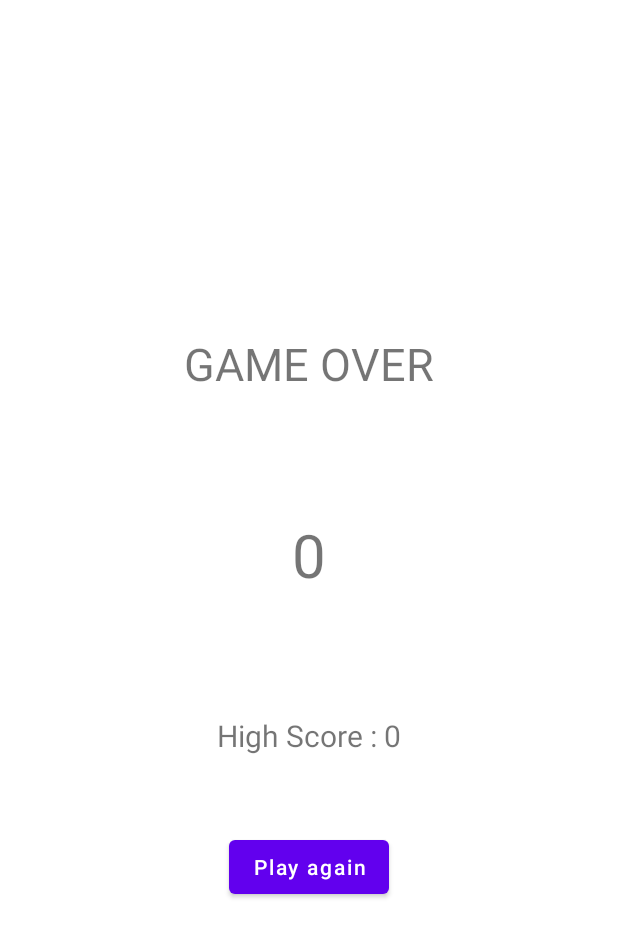
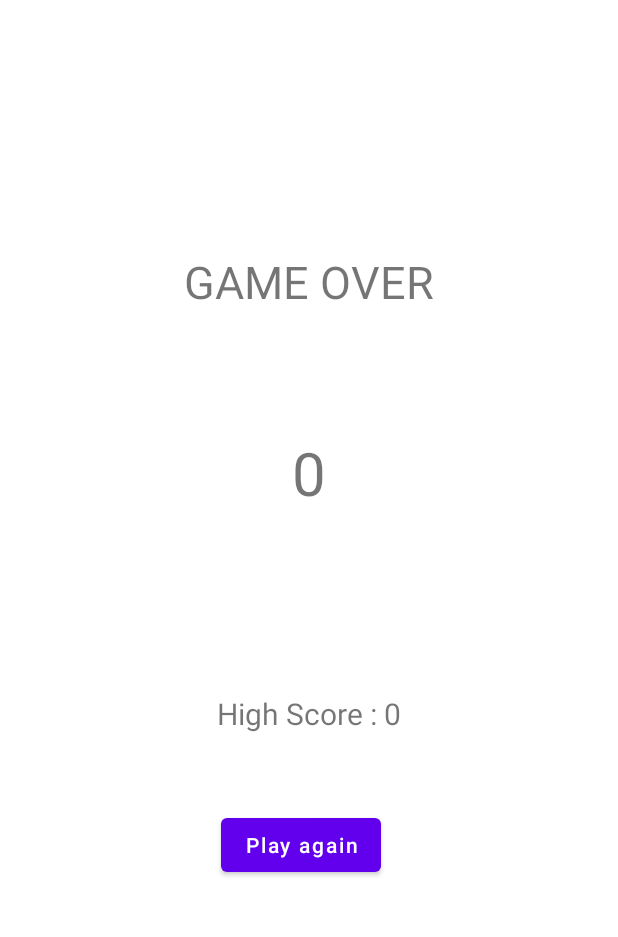
Before and after one commit to ochim/catch-the-ball, an Android app: the ResultActivity screen opened directly, with no data from a screen before it, on a phone screen of 412 x 824 dp. Shown: the top 937 px of the screen. Run offline under Robolectric (Android 15) with nearby library versions, the phone set to English and light mode, and no system bars; our stand-ins replace AdMob.

Commit message:
rewrite test adview of admob in start and result

```diff
--- a/app/src/main/java/com/example/catchtheball/ResultActivity.kt
+++ b/app/src/main/java/com/example/catchtheball/ResultActivity.kt
@@ -5,8 +5,12 @@ import android.os.Bundle
 import android.view.View
 import android.widget.TextView
 import androidx.appcompat.app.AppCompatActivity
+import com.google.android.gms.ads.AdRequest
+import com.google.android.gms.ads.AdView
+import com.google.android.gms.ads.MobileAds
 
 class ResultActivity : AppCompatActivity() {
+    lateinit var mAdView : AdView
 
     override fun onCreate(savedInstanceState: Bundle?) {
         super.onCreate(savedInstanceState)
@@ -26,6 +30,11 @@ class ResultActivity : AppCompatActivity() {
         } else {
             highScoreLabel.text = getString(R.string.high_score, highScore)
         }
+
+        MobileAds.initialize(this) {}
+        mAdView = findViewById(R.id.adView)
+        val adRequest = AdRequest.Builder().build()
+        mAdView.loadAd(adRequest)
     }
 
     fun tryAgain(view: View?) {
--- a/app/src/main/java/com/example/catchtheball/StartActivity.kt
+++ b/app/src/main/java/com/example/catchtheball/StartActivity.kt
@@ -14,9 +14,9 @@ class StartActivity : AppCompatActivity() {
     override fun onCreate(savedInstanceState: Bundle?) {
         super.onCreate(savedInstanceState)
         setContentView(R.layout.activity_start)
+
         MobileAds.initialize(this) {}
-
-        mAdView = this.findViewById(R.id.adView)
+        mAdView = findViewById(R.id.adView)
         val adRequest = AdRequest.Builder().build()
         mAdView.loadAd(adRequest)
     }
--- a/app/src/main/res/layout/activity_result.xml
+++ b/app/src/main/res/layout/activity_result.xml
@@ -1,41 +1,72 @@
 <?xml version="1.0" encoding="utf-8"?>
-<LinearLayout xmlns:android="http://schemas.android.com/apk/res/android"
+<androidx.constraintlayout.widget.ConstraintLayout xmlns:android="http://schemas.android.com/apk/res/android"
     xmlns:app="http://schemas.android.com/apk/res-auto"
     xmlns:tools="http://schemas.android.com/tools"
+    android:id="@+id/linearLayout"
     android:layout_width="match_parent"
     android:layout_height="match_parent"
-    tools:context=".ResultActivity"
-    android:orientation="vertical"
-    android:gravity="center">
+    android:gravity="center"
+    tools:context=".ResultActivity">
 
     <TextView
+        android:id="@+id/textView"
         android:layout_width="wrap_content"
         android:layout_height="wrap_content"
+        android:layout_marginTop="167dp"
         android:text="@string/game_over"
-        android:textSize="30sp"/>
+        android:textSize="30sp"
+        app:layout_constraintEnd_toEndOf="parent"
+        app:layout_constraintStart_toStartOf="parent"
+        app:layout_constraintTop_toTopOf="parent" />
 
     <TextView
         android:id="@+id/scoreLabel"
         android:layout_width="wrap_content"
         android:layout_height="wrap_content"
+        android:layout_marginTop="80dp"
+        android:layout_marginBottom="80dp"
         android:text="@string/result_score"
         android:textSize="40sp"
-        android:layout_marginTop="80dp"/>
+        app:layout_constraintBottom_toTopOf="@+id/highScoreLabel"
+        app:layout_constraintEnd_toEndOf="parent"
+        app:layout_constraintStart_toStartOf="parent"
+        app:layout_constraintTop_toBottomOf="@+id/textView" />
 
     <TextView
         android:id="@+id/highScoreLabel"
         android:layout_width="wrap_content"
         android:layout_height="wrap_content"
+        android:layout_marginTop="40dp"
         android:text="@string/high_score"
         android:textSize="20sp"
-        android:layout_marginTop="80dp"/>
+        app:layout_constraintTop_toBottomOf="@+id/scoreLabel"
+        app:layout_constraintBottom_toTopOf="@+id/button"
+        app:layout_constraintEnd_toEndOf="parent"
+        app:layout_constraintStart_toStartOf="parent" />
 
     <Button
+        android:id="@+id/button"
         android:layout_width="wrap_content"
         android:layout_height="wrap_content"
+        android:layout_marginTop="50dp"
+        android:layout_marginEnd="13dp"
+        android:onClick="tryAgain"
         android:text="@string/try_again"
         android:textAllCaps="false"
-        android:layout_marginTop="50dp"
-        android:onClick="tryAgain"/>
+        app:layout_constraintEnd_toEndOf="@+id/highScoreLabel"
+        app:layout_constraintTop_toBottomOf="@+id/highScoreLabel" />
 
-</LinearLayout>
+    <com.google.android.gms.ads.AdView
+        xmlns:ads="http://schemas.android.com/apk/res-auto"
+        android:id="@+id/adView"
+        android:layout_width="wrap_content"
+        android:layout_height="wrap_content"
+        android:layout_marginBottom="0dp"
+        ads:adSize="BANNER"
+        ads:adUnitId="ca-app-pub-3940256099942544/6300978111"
+        ads:layout_constraintBottom_toBottomOf="parent"
+        ads:layout_constraintEnd_toEndOf="parent"
+        ads:layout_constraintStart_toStartOf="parent" />
+
+
+</androidx.constraintlayout.widget.ConstraintLayout>
--- a/app/src/main/res/layout/activity_start.xml
+++ b/app/src/main/res/layout/activity_start.xml
@@ -90,6 +90,6 @@
         android:layout_height="wrap_content"
         android:layout_centerHorizontal="true"
         android:layout_alignParentBottom="true"
-        ads:adSize="SMART_BANNER"
+        ads:adSize="BANNER"
         ads:adUnitId="ca-app-pub-3940256099942544/6300978111"/>
 </RelativeLayout>
```
